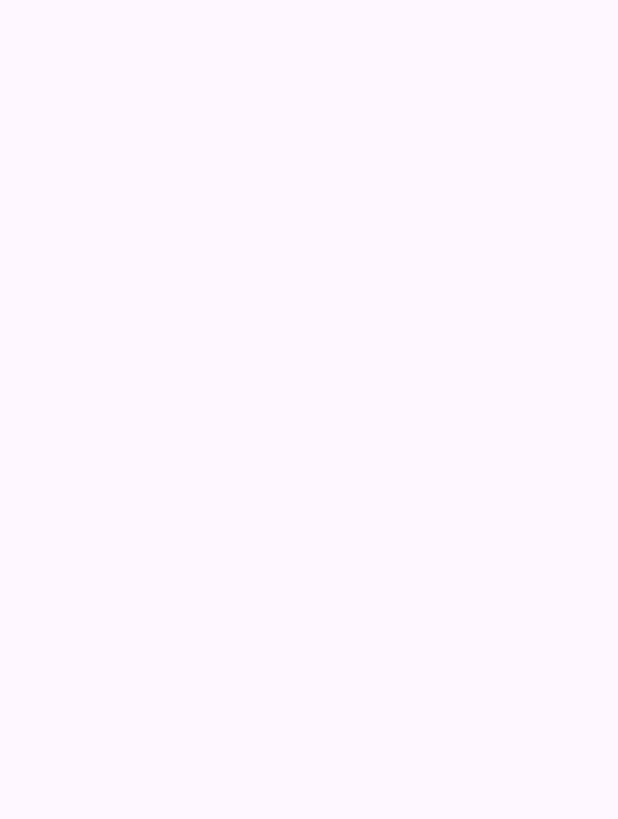
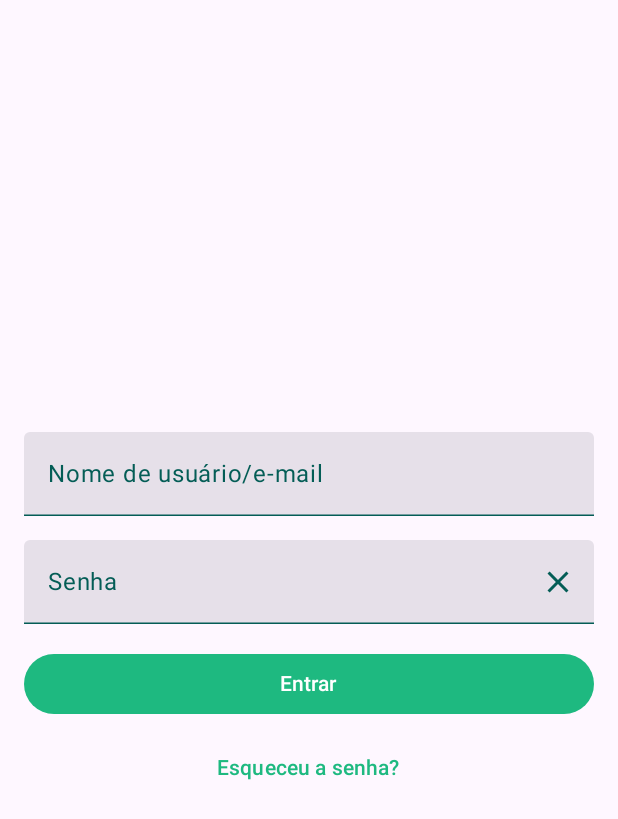
Before and after one commit to windcarvalho/LoginLLMTest, an Android app built with Jetpack Compose: the Tela_Compose_Access_1 screen opened directly, with no data from a screen before it, on a phone screen of 412 x 824 dp. Before the commit the part shown is empty. Shown: the top 819 px of the screen. Run offline under Robolectric (Android 15) with nearby library versions, the phone set to English and light mode, and no system bars.

Commit message:
tela 1 adicionada

```diff
--- a/app/src/main/java/org/ufc/great/llm/screens/Tela_Compose_Access_1.kt
+++ b/app/src/main/java/org/ufc/great/llm/screens/Tela_Compose_Access_1.kt
@@ -6,14 +6,22 @@ import androidx.activity.compose.setContent
 import androidx.compose.foundation.clickable
 import androidx.compose.foundation.isSystemInDarkTheme
 import androidx.compose.foundation.layout.*
+import androidx.compose.material.icons.Icons
+import androidx.compose.material.icons.filled.Check
+import androidx.compose.material.icons.filled.Clear
+import androidx.compose.material3.Button
 import androidx.compose.material3.Divider
 import androidx.compose.material3.DrawerState
 import androidx.compose.material3.DrawerValue
 import androidx.compose.material3.ExperimentalMaterial3Api
 import androidx.compose.material3.Icon
+import androidx.compose.material3.IconButton
 import androidx.compose.material3.MaterialTheme
 import androidx.compose.material3.ModalNavigationDrawer
+import androidx.compose.material3.Surface
 import androidx.compose.material3.Text
+import androidx.compose.material3.TextButton
+import androidx.compose.material3.TextField
 import androidx.compose.material3.darkColorScheme
 import androidx.compose.material3.lightColorScheme
 import androidx.compose.material3.rememberDrawerState
@@ -22,6 +30,8 @@ import androidx.compose.ui.Alignment
 import androidx.compose.ui.Modifier
 import androidx.compose.ui.graphics.Color
 import androidx.compose.ui.res.painterResource
+import androidx.compose.ui.text.input.PasswordVisualTransformation
+import androidx.compose.ui.text.input.VisualTransformation
 //import androidx.compose.ui.semantics.SemanticsProperties.ImeAction
 import androidx.compose.ui.tooling.preview.Preview
 import androidx.compose.ui.unit.dp
@@ -35,122 +45,101 @@ class Tela_Compose_Access_1 : ComponentActivity() {
     override fun onCreate(savedInstanceState: Bundle?) {
         super.onCreate(savedInstanceState)
         setContent {
-            MyAppTheme {
-                MainScreen()
+            LoginScreenTheme {
+                Surface(color = MaterialTheme.colorScheme.background) {
+                    LoginScreen()
+                }
             }
         }
     }
 
     @Composable
-    fun MainScreen() {
-        val scaffoldState = rememberDrawerState(DrawerValue.Closed)
-        val scope = rememberCoroutineScope()
+    fun LoginScreen() {
+        var username by remember { mutableStateOf("") }
+        var password by remember { mutableStateOf("") }
+        var passwordVisible by remember { mutableStateOf(false) }
 
-        ModalNavigationDrawer(
-            drawerState = scaffoldState,
-            drawerContent = {
-                DrawerContent(scaffoldState, scope)
-            }
-        ) {
-            // Seu conteúdo principal vai aqui
-        }
-    }
-
-    @Composable
-    fun DrawerContent(scaffoldState: DrawerState, scope: CoroutineScope) {
         Column(
             modifier = Modifier
                 .fillMaxSize()
-                .padding(8.dp)
+                .padding(16.dp),
+            verticalArrangement = Arrangement.Center,
+            horizontalAlignment = Alignment.CenterHorizontally
         ) {
-            DrawerSection(title = "Navegação")
-            DrawerItem(text = "Página Inicial", icon = R.drawable.ic_launcher_background, contentDescription = "Página Inicial")
-            DrawerItem(text = "Promoções", icon = R.drawable.ic_launcher_background, contentDescription = "Promoções")
-            DrawerItem(text = "Meus Pedidos", icon = R.drawable.ic_launcher_background, contentDescription = "Meus Pedidos")
-            DrawerItem(text = "Meu Carrinho", icon = R.drawable.ic_launcher_background, contentDescription = "Meu Carrinho")
+            TextField(
+                value = username,
+                onValueChange = { username = it },
+                label = { Text("Nome de usuário/e-mail") },
+                modifier = Modifier.fillMaxWidth(),
+                singleLine = true
+            )
+            Spacer(modifier = Modifier.height(16.dp))
+            TextField(
+                value = password,
+                onValueChange = { password = it },
+                label = { Text("Senha") },
+                visualTransformation = if (passwordVisible) VisualTransformation.None else PasswordVisualTransformation(),
+                modifier = Modifier.fillMaxWidth(),
+                singleLine = true,
+                trailingIcon = {
+                    val image = if (passwordVisible) {
+                        Icons.Filled.Check
+                    } else {
+                        Icons.Filled.Clear
+                    }
 
-            Divider()
+                    val description = if (passwordVisible) {
+                        "Esconder senha"
+                    } else {
+                        "Mostrar senha"
+                    }
 
-            DrawerSection(title = "Conta")
-            DrawerItem(text = "Minha Conta", icon = R.drawable.ic_launcher_background, contentDescription = "Minha Conta")
-            DrawerItem(text = "Sair", icon = R.drawable.ic_launcher_background, contentDescription = "Sair")
+                    IconButton(
+                        onClick = { passwordVisible = !passwordVisible }
+                    ) {
+                        Icon(imageVector = image, contentDescription = description)
+                    }
+                }
+            )
+            Spacer(modifier = Modifier.height(16.dp))
+            Button(
+                onClick = { /* Implementar ação de login */ },
+                modifier = Modifier.fillMaxWidth()
+            ) {
+                Text("Entrar")
+            }
+            Spacer(modifier = Modifier.height(8.dp))
+            TextButton(onClick = { /* Implementar ação de recuperação de senha */ }) {
+                Text("Esqueceu a senha?")
+            }
         }
     }
-
-    @Composable
-    fun DrawerSection(title: String) {
-        Text(
-            text = title,
-            style = MaterialTheme.typography.titleSmall,
-            modifier = Modifier
-                .fillMaxWidth()
-                .padding(16.dp)
-        )
-    }
-
-    @Composable
-    fun DrawerItem(text: String, icon: Int, contentDescription: String) {
-        val scaffoldState = rememberDrawerState(DrawerValue.Open)
-        val scope = rememberCoroutineScope()
-
-        Row(
-            modifier = Modifier
-                .fillMaxWidth()
-                .clickable {
-                    // Handle item click
-                    scope.launch {
-                        scaffoldState.close()
-                    }
-                }
-                .padding(16.dp),
-            verticalAlignment = Alignment.CenterVertically
-        ) {
-            Icon(
-                painter = painterResource(id = icon),
-                contentDescription = contentDescription,
-                modifier = Modifier.size(24.dp)
-            )
-            Spacer(modifier = Modifier.width(16.dp))
-            Text(
-                text = text,
-                style = MaterialTheme.typography.bodySmall
-            )
-        }
-    }
-
 
     @OptIn(ExperimentalMaterial3Api::class)
     @Preview(showBackground = true)
     @Composable
     fun DefaultPreview() {
-        MyAppTheme {
-            MainScreen()
+        LoginScreenTheme {
+            Surface(color = MaterialTheme.colorScheme.background) {
+                LoginScreen()
+            }
         }
     }
 
-
-    val Purple200 = Color(0xFFBB86FC)
-    val Purple500 = Color(0xFF6200EE)
-    val Purple700 = Color(0xFF3700B3)
-    val Teal200 = Color(0xFF03DAC5)
-
     private val DarkColorPalette = darkColorScheme(
-        primary = Purple200,
-        onSurfaceVariant = Purple700,
-        secondary = Teal200
+        primary = Color(0xFF1EB980),
+        onSurfaceVariant = Color(0xFF045D56),
+        secondary = Color(0xFF039BE5)
     )
 
     private val LightColorPalette = lightColorScheme(
-        primary = Purple500,
-        onSurfaceVariant = Purple700,
-        secondary = Teal200
+        primary = Color(0xFF1EB980),
+        onSurfaceVariant = Color(0xFF045D56),
+        secondary = Color(0xFF039BE5)
     )
 
     @Composable
-    fun MyAppTheme(
-        darkTheme: Boolean = isSystemInDarkTheme(),
-        content: @Composable () -> Unit
-    ) {
+    fun LoginScreenTheme(darkTheme: Boolean = isSystemInDarkTheme(), content: @Composable () -> Unit) {
         val colors = if (darkTheme) {
             DarkColorPalette
         } else {
@@ -159,8 +148,8 @@ class Tela_Compose_Access_1 : ComponentActivity() {
 
         MaterialTheme(
             colorScheme = colors,
-            typography = MaterialTheme.typography,
-            shapes = MaterialTheme.shapes,
+            typography = Typography,
+            shapes = Shapes,
             content = content
         )
     }
```
Also changed, not shown: app/src/main/java/org/ufc/great/llm/screens/Tela_Compose_1.kt (+68 -76 lines).
